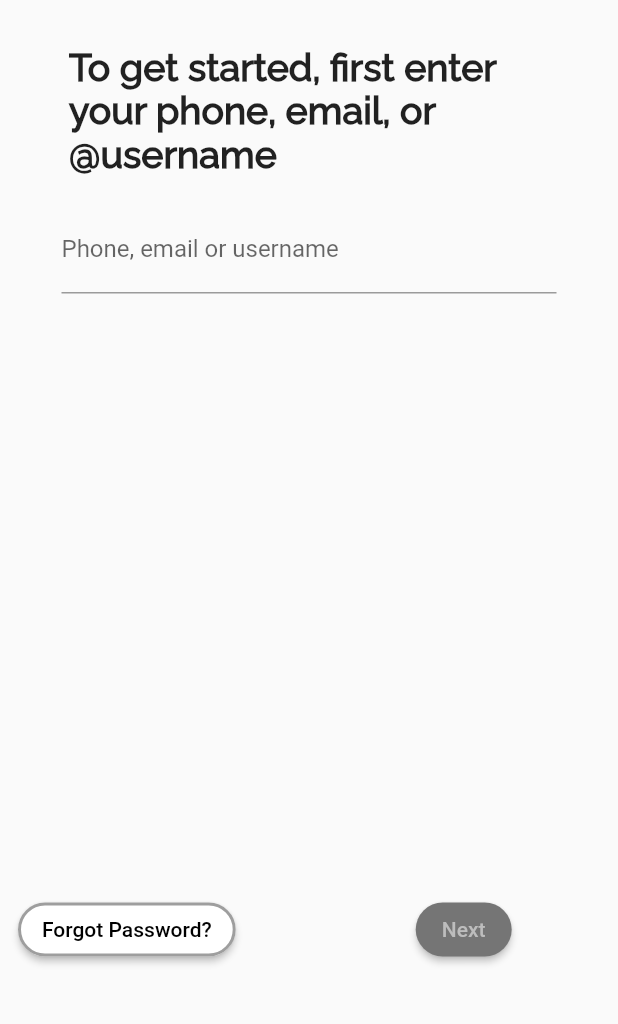
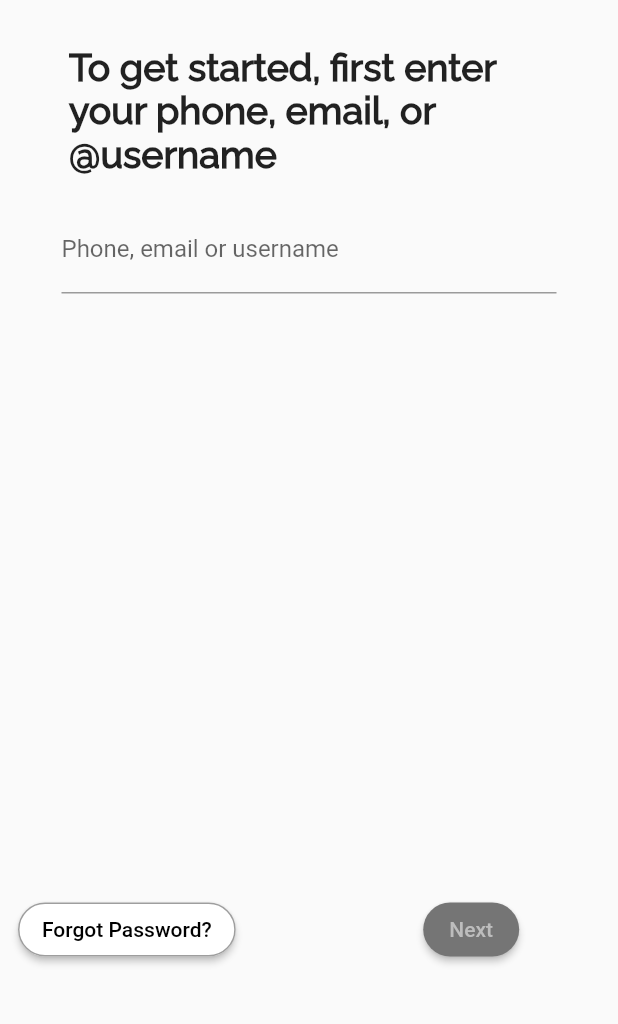
Before and after one commit to Nader-Youhanna/Twitter-App-Flutter, a Flutter app: the Login screen opened directly, on a phone screen of 412 x 824 dp, the part 128-1152 px from its top. Run offline on Flutter 3.47's test engine with Material 2 defaults, Android fonts, the phone set to English and light mode, and no system bars.

Commit message:
Added Navigation

```diff
--- a/android_app/lib/Log In/login.dart
+++ b/android_app/lib/Log In/login.dart
@@ -10,9 +10,9 @@ class _LoginState extends State<Login> {
   var textEntered = false;
   @override
   Widget build(BuildContext context) {
-    return SingleChildScrollView(
+    return Scaffold(
+      body: SingleChildScrollView(
         child: Column(
-        //mainAxisAlignment: MainAxisAlignment.center,
           crossAxisAlignment: CrossAxisAlignment.center,
           children: <Widget>[
             const SizedBox(
@@ -87,13 +87,13 @@ class _LoginState extends State<Login> {
                       const StadiumBorder(
                         side: BorderSide(
                           color: Colors.grey,
-                        width: 2,
+                          width: 1,
                         ),
                       ),
                     ),
                   ),
                 ),
-              const SizedBox(width: 120),
+                const SizedBox(width: 125),
                 ElevatedButton(
                   child: const Text('Next'),
                   onPressed: () {},
@@ -121,6 +121,7 @@ class _LoginState extends State<Login> {
             ),
           ],
         ),
+      ),
     );
   }
 }
--- a/android_app/lib/Sign Up/sign_up.dart
+++ b/android_app/lib/Sign Up/sign_up.dart
@@ -5,7 +5,8 @@ class SignUp extends StatelessWidget {
   final _allIsEntered = false;
   @override
   Widget build(BuildContext context) {
-    return SingleChildScrollView(
+    return Scaffold(
+      body: SingleChildScrollView(
         child: Column(
           crossAxisAlignment: CrossAxisAlignment.center,
           children: <Widget>[
@@ -100,6 +101,7 @@ class SignUp extends StatelessWidget {
             )
           ],
         ),
+      ),
     );
   }
 }
--- a/android_app/lib/main.dart
+++ b/android_app/lib/main.dart
@@ -2,8 +2,6 @@ import 'package:flutter/material.dart';
 
 import './Tweets/tweet.dart';
 import './start_page.dart';
-import './Log In/login.dart';
-import './Sign Up/sign_up.dart';
 
 void main() {
   runApp(MyApp());
@@ -16,7 +14,7 @@ class MyApp extends StatelessWidget {
   Widget build(BuildContext context) {
     return MaterialApp(
       home: Scaffold(
-        body: SignUp(),
+        body: StartPage(),
 
         //body: Tweet(),
       ),
```
Also changed, not shown: android_app/lib/start_page.dart (+26 -2 lines), 1 other file. Lines whose indentation alone changed are shown as unchanged.
